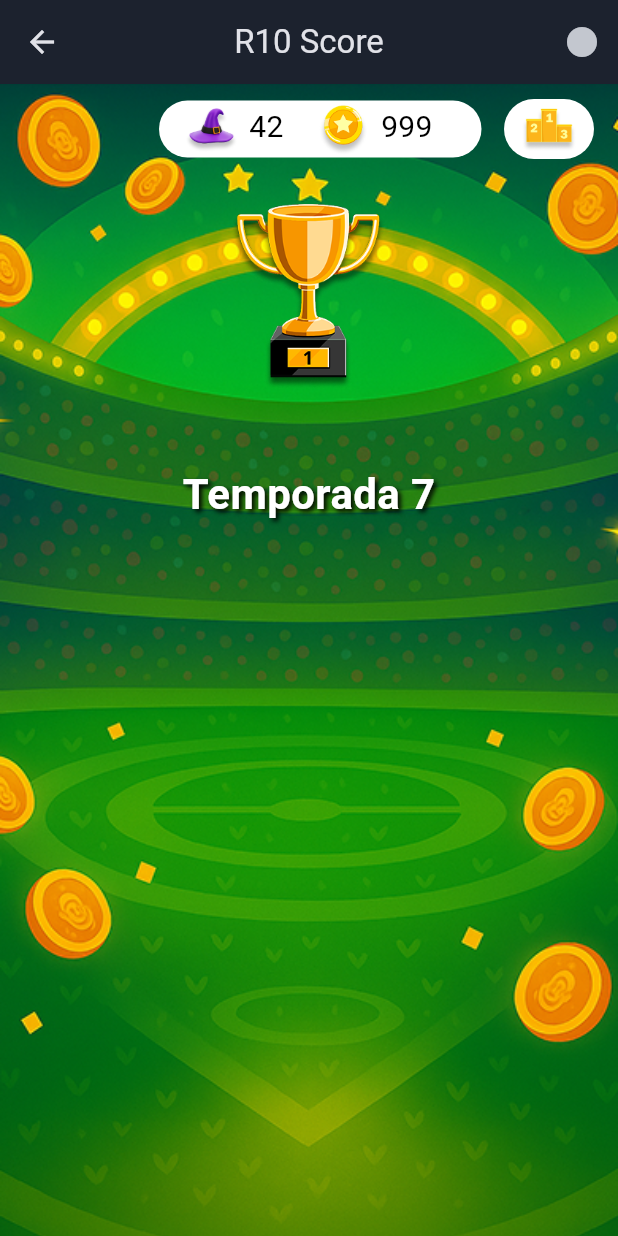
After one commit to rodrigoblink172/r10_quiz, a Flutter app: the RankingScreen screen opened directly, on a phone screen of 412 x 824 dp. The commit adds this screen. Run offline on Flutter 3.47's test engine with Material 3 defaults, Android fonts, the phone set to English and light mode, and no system bars; missing offline and left inert: roulette; Roboto replaces fonts that are missing (Heading).

Commit message:
Create Rankin screen

```diff
--- /dev/null
+++ b/lib/screens/ranking_screen.dart
@@ -0,0 +1,106 @@
+import 'package:flutter/material.dart';
+import 'package:r10_quiz/widgets/header.dart';
+import 'package:r10_quiz/widgets/scoreHeader.dart';
+
+class RankingScreen extends StatefulWidget {
+  const RankingScreen({Key? key}) : super(key: key);
+
+  @override
+  State<RankingScreen> createState() => _RankingScreenState();
+}
+
+
+class _RankingScreenState extends State<RankingScreen> {
+
+
+
+  bool isSpinning = false;
+
+  @override
+  void initState() {
+    super.initState();
+
+
+
+  }
+
+  @override
+  void dispose() {
+    super.dispose();
+  }
+
+
+
+
+  @override
+  Widget build(BuildContext context) {
+    return Scaffold(
+      appBar: const AppHeader(title: 'R10 Score'),
+      body: Stack(
+        children: [
+          Positioned.fill(
+            child: Image.asset(
+              'assets/images/background.png',
+              fit: BoxFit.cover,
+            ),
+          ),
+          SafeArea(
+            child: Padding(
+              padding: const EdgeInsets.symmetric(horizontal: 16),
+              child: Column(
+                children: [
+                  const Align(
+                    alignment: Alignment.centerRight,
+                    child: Padding(
+                      padding: EdgeInsets.symmetric(vertical: 10),
+                      child: scoreHeader(),
+                    ),
+                  ),
+
+                  const SizedBox(height:20),
+                  Expanded(
+                    child: Stack(
+                      alignment: Alignment.center,
+                      clipBehavior: Clip.none,
+                      children: [
+                        Positioned(
+                          top: 0,
+                          child: Image.asset(
+                            'assets/images/ranking_trophy.png',
+                            width: 125,
+                            height: 125,
+                          ),
+                        ),
+                      ],
+                    ),
+                  ),
+                  const Align(
+                    alignment: Alignment.center,
+                    child: Padding(
+                      padding: EdgeInsets.only(top: 10, bottom: 475),
+                      child: Text(
+                        'Temporada 7',
+                        style: TextStyle(
+                          fontSize: 28,
+                          color: Colors.white,
+                          fontWeight: FontWeight.w700,
+                          fontFamily: 'Heading',
+                          shadows: [
+                            Shadow(offset: Offset(2, 2),
+                            blurRadius: 4
+                            )
+
+                            ]
+                          ),
+                      ),
+                    ),
+                  ),
+                ],
+              ),
+            ),
+          ),
+        ],
+      ),
+    );
+  }
+}
--- a/lib/widgets/scoreHeader.dart
+++ b/lib/widgets/scoreHeader.dart
@@ -1,5 +1,6 @@
 import 'package:flutter/material.dart';
 import 'package:r10_quiz/config/colors.dart';
+import 'package:r10_quiz/screens/ranking_screen.dart';
 
 class scoreHeader extends StatelessWidget {
   const scoreHeader({super.key});
@@ -23,37 +24,30 @@ class scoreHeader extends StatelessWidget {
                   showDialog(
                     context: context,
                     barrierDismissible: true,
-                    builder:(context) {
-                      Future.delayed(const Duration(seconds: 3), ()
-                      {
+                    builder: (context) {
+                      Future.delayed(const Duration(seconds: 3), () {
                         Navigator.of(context).pop(true);
                       });
 
                       return const AlertDialog(
                         content: Text('Funcionalidade indispoível no momento'),
                       );
-
-
                     },
                   );
                 },
                 child: Row(
                   children: [
                     Padding(
-
                       padding: const EdgeInsets.only(left: 5),
                       child: Image.asset(
                         'assets/images/hat_icon.png',
                         width: 50,
                         height: 50,
-
-
                       ),
                     ),
-
                     const SizedBox(width: 0),
                     const Padding(
-                      padding: EdgeInsets.only( bottom: 4, right: 15),
+                      padding: EdgeInsets.only(bottom: 4, right: 15),
                       child: Text(
                         '42',
                         style: TextStyle(
@@ -70,17 +64,14 @@ class scoreHeader extends StatelessWidget {
                   showDialog(
                     context: context,
                     barrierDismissible: true,
-                    builder:(context) {
-                      Future.delayed(const Duration(seconds: 3), ()
-                      {
+                    builder: (context) {
+                      Future.delayed(const Duration(seconds: 3), () {
                         Navigator.of(context).pop(true);
                       });
 
                       return const AlertDialog(
                         content: Text('Funcionalidade indispoível no momento'),
                       );
-
-
                     },
                   );
                 },
@@ -116,7 +107,18 @@ class scoreHeader extends StatelessWidget {
           height: 40,
           child: GestureDetector(
             onTap: () {
-              print('ranking');
+
+              final currentRout = ModalRoute.of(context)?.settings.name;
+              if (currentRout != '/ranking') {
+                Navigator.push(
+                  context,
+                  MaterialPageRoute(
+                    builder: (context) => const RankingScreen(),
+                    settings: const RouteSettings(name: '/ranking'),
+                  ),
+                );
+              }
+
             },
             child: Image.asset(
               'assets/images/ranking_icon.png',
```
Also changed, not shown: assets/images/ranking_trophy.png (added). Lines whose indentation alone changed are shown as unchanged.
